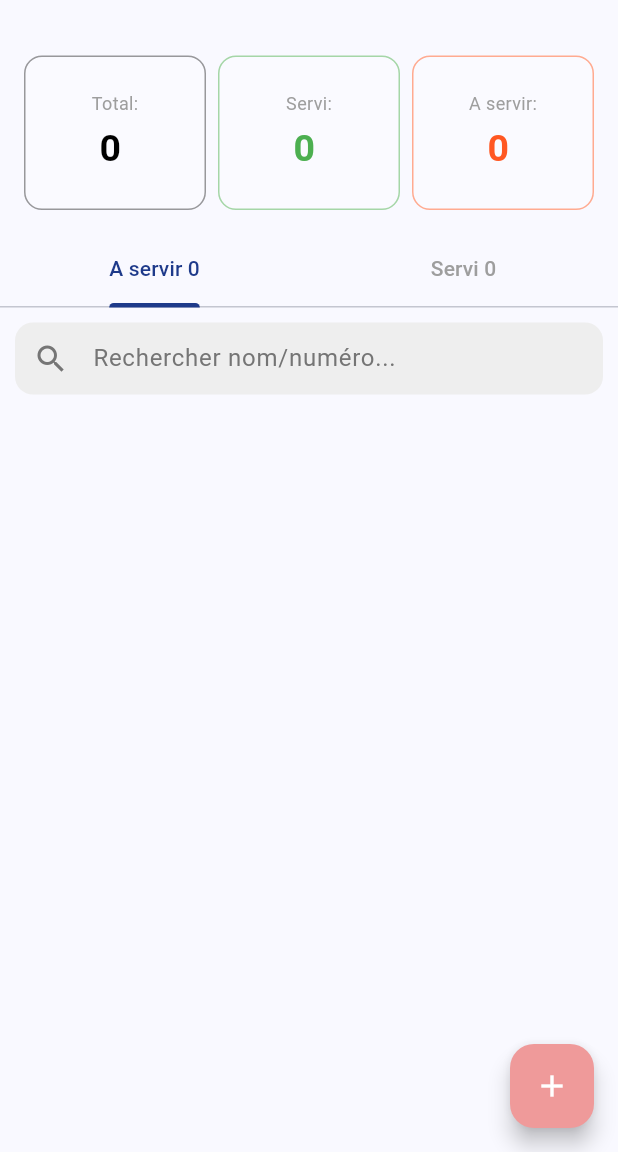
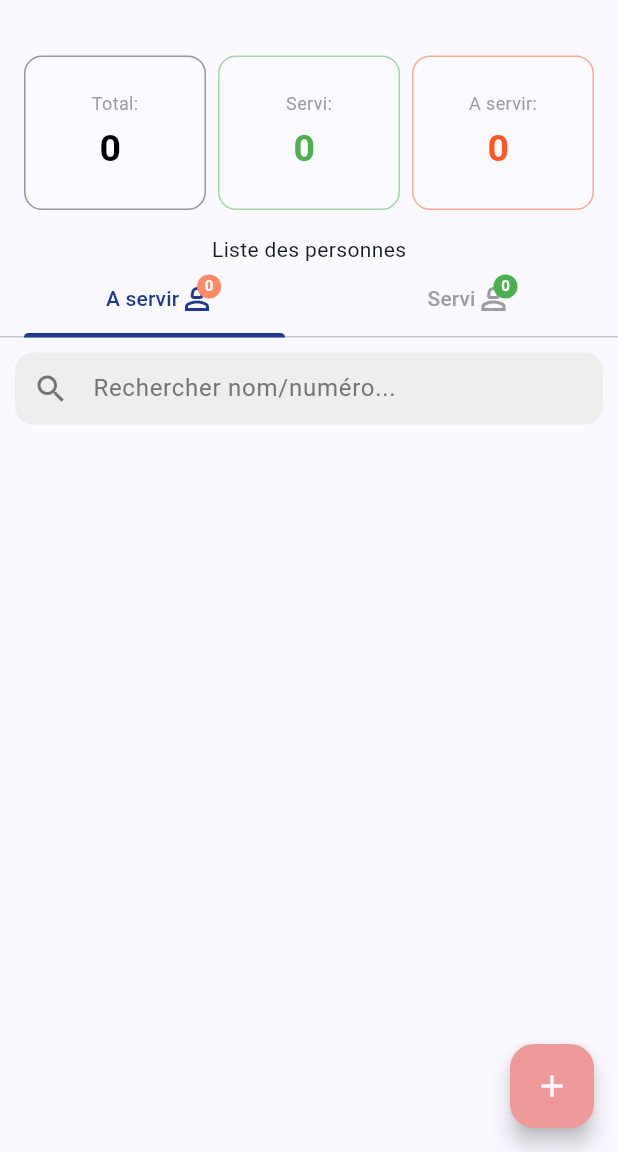
Before and after one commit to rivoherizo2003/kaly_point, a Flutter app: the PerformCheckPointPage screen opened directly with empty values, on a phone screen of 412 x 824 dp, the part 84-1236 px from its top. Run offline on Flutter 3.47's test engine with Material 3 defaults, Android fonts, the phone set to English and light mode, and no system bars; our stand-ins replace sqflite, sqflite_common_ffi; accounts and stored records are empty.

```diff
--- a/lib/dto/person_check_point_dto.dart
+++ b/lib/dto/person_check_point_dto.dart
@@ -1,3 +1,5 @@
+import 'package:flutter/material.dart';
+
 class PersonCheckPointDto {
   int id;
   int personId;
--- /dev/null
+++ b/lib/dto/person_to_serve_dto.dart
@@ -0,0 +1,14 @@
+class PersonToServeDto {
+  int personId;
+  int checkPointId;
+  String lastname;
+  String? firstname;
+
+  PersonToServeDto({required this.personId, required this.checkPointId, required this.lastname, required this.firstname});
+
+
+
+  factory PersonToServeDto.fromMap(Map<String, dynamic> map){
+    return PersonToServeDto(personId: map['person_id'], lastname: map['lastname'], firstname: map['firstname'], checkPointId: map['check_point_id']);
+  }
+}
--- a/lib/models/person.dart
+++ b/lib/models/person.dart
@@ -5,4 +5,8 @@ class Person {
   DateTime createdAt;
 
   Person({required this.id,required this.lastname, this.firstname, required this.createdAt});
+
+  factory Person.fromMap(Map<String, dynamic> map){
+    return Person(id: map['id'], lastname: map['lastname'], createdAt: DateTime.parse(map['created_at']), firstname: map['firstname']);
+  }
 }
--- a/lib/views/checkpoint/perform_check_point_page.dart
+++ b/lib/views/checkpoint/perform_check_point_page.dart
@@ -25,11 +25,9 @@ class PerformCheckPointPage extends StatefulWidget {
 }
 
 class _PerformCheckPointPageState extends State<PerformCheckPointPage> {
-
   @override
   void initState() {
     super.initState();
-
   }
 
   @override
@@ -41,7 +39,10 @@ class _PerformCheckPointPageState extends State<PerformCheckPointPage> {
     showModalBottomSheet(
       isScrollControlled: true,
       context: context,
-      builder: (context) => CreateNewPersonPage(checkPointId: widget.checkPoint.id, sessionId: widget.checkPoint.sessionId,),
+      builder: (context) => CreateNewPersonPage(
+        checkPointId: widget.checkPoint.id,
+        sessionId: widget.checkPoint.sessionId,
+      ),
     );
   }
 
@@ -64,14 +65,55 @@ class _PerformCheckPointPageState extends State<PerformCheckPointPage> {
                 Expanded(
                   child: Column(
                     children: [
+                      const Text("Liste des personnes"),
                       TabBar(
                         labelColor: AppColors.primaryBlue,
                         unselectedLabelColor: Colors.grey,
                         indicatorColor: AppColors.primaryBlue,
                         indicatorWeight: 3,
                         tabs: [
-                          Tab(text: "A servir ${viewModel.stateCheckPoint.nbrPersonToServe}"),
-                          Tab(text: "Servi ${viewModel.stateCheckPoint.nbrPersonServed}"),
+                          Tab(
+                            child: Row(
+                              mainAxisAlignment: MainAxisAlignment.center,
+                              children: [
+                                const SizedBox(width: 8),
+                                const Text("A servir"),
+                                Badge(
+                                  label: Text(
+                                    "${viewModel.stateCheckPoint.nbrPersonToServe}",
+                                  ),
+                                  textStyle: const TextStyle(fontSize: 10, fontWeight: FontWeight.bold),
+                                  backgroundColor: Colors.deepOrange.shade300,
+                                  padding: const EdgeInsets.symmetric(
+                                    horizontal: 4,
+                                    vertical: 1,
+                                  ),
+                                  child: Icon(Icons.person_2_outlined),
+                                ),
+                              ],
+                            ),
+                          ),
+                          Tab(
+                            child: Row(
+                              mainAxisAlignment: MainAxisAlignment.center,
+                              children: [
+                                const SizedBox(width: 8),
+                                const Text("Servi"),
+                                Badge(
+                                  label: Text(
+                                    "${viewModel.stateCheckPoint.nbrPersonServed}",
+                                  ),
+                                  textStyle: const TextStyle(fontSize: 10, fontWeight: FontWeight.bold),
+                                  backgroundColor: Colors.green,
+                                  padding: const EdgeInsets.symmetric(
+                                    horizontal: 4,
+                                    vertical: 1,
+                                  ),
+                                  child: Icon(Icons.person_2_outlined),
+                                ),
+                              ],
+                            ),
+                          ),
                         ],
                       ),
                       SizedBox(height: 8),
@@ -102,17 +144,22 @@ class _PerformCheckPointPageState extends State<PerformCheckPointPage> {
                         ),
                       ),
                       Expanded(
-                  child: TabBarView(
-                    children: <Widget>[
-                      TabListToServePersonsPage(checkPoint: widget.checkPoint, sessionTitle: widget.checkPoint.title,),
-                      TabListServedPersonsPage(checkPoint: widget.checkPoint, sessionTitle: widget.checkPoint.title,),
+                        child: TabBarView(
+                          children: <Widget>[
+                            TabListToServePersonsPage(
+                              checkPoint: widget.checkPoint,
+                              sessionTitle: widget.checkPoint.title,
+                            ),
+                            TabListServedPersonsPage(
+                              checkPoint: widget.checkPoint,
+                              sessionTitle: widget.checkPoint.title,
+                            ),
+                          ],
+                        ),
+                      ),
                     ],
                   ),
                 ),
-                    ],
-                  ),
-                ),
-
               ],
             );
           },
```
Also changed, not shown: lib/services/check_point_person_service.dart (+15 -7 lines), lib/services/database_service.dart (+19 -5 lines), lib/services/person_service.dart (+18 -5 lines), lib/viewmodels/perform_check_point_viewmodel.dart (+158 -47 lines), lib/views/checkpoint/create_new_person_page.dart (+20 -2 lines), lib/views/checkpoint/tab_list_served_persons_page.dart (+70 -24 lines), lib/views/checkpoint/tab_list_to_serve_persons_page.dart (+61 -15 lines), 1 other file.
